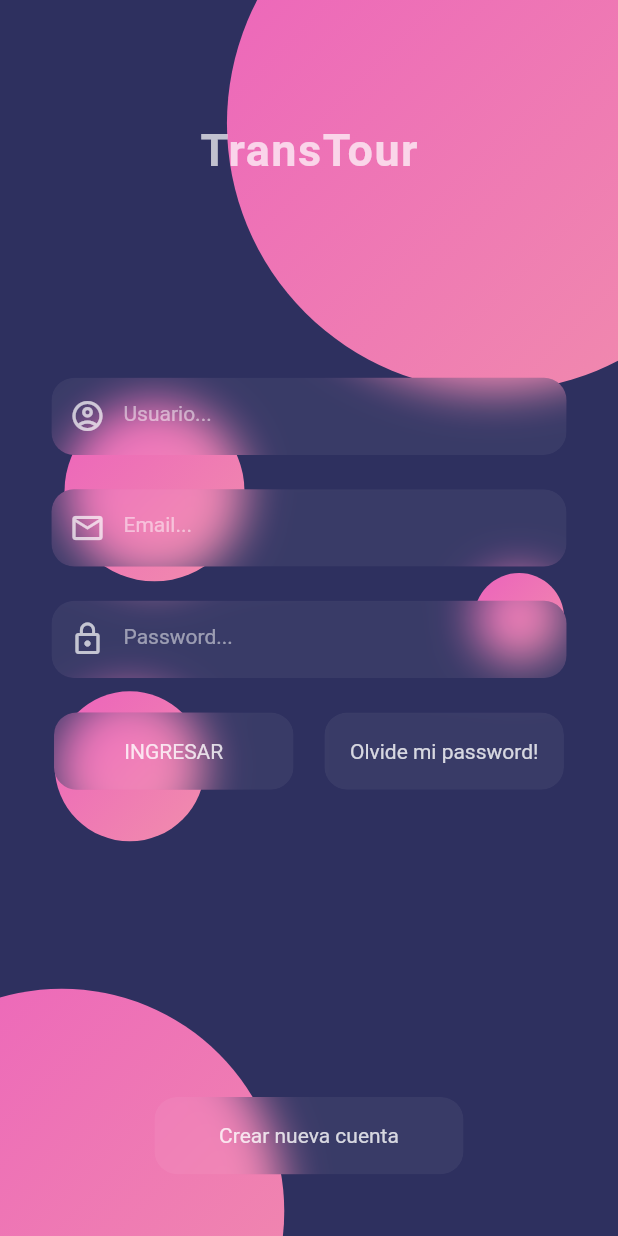
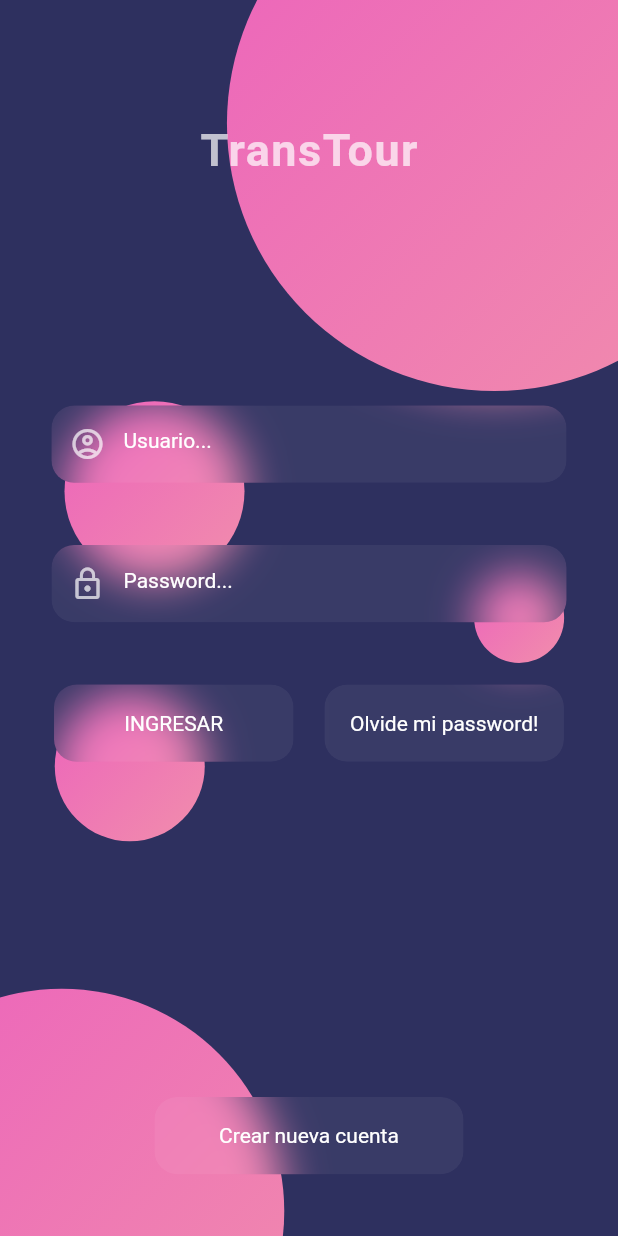
Before and after one commit to LamacloudOrg/transtour_application_flutter, a Flutter app: the screen it shows after launch, on a phone screen of 412 x 824 dp. Run offline on Flutter 3.47's test engine with Material 2 defaults, Android fonts, the phone set to English and light mode, and no system bars; our stand-ins replace fluttertoast.

Commit message:
subo login

```diff
--- a/lib/main.dart
+++ b/lib/main.dart
@@ -1,7 +1,6 @@
 import 'package:flutter/material.dart';
 import 'package:flutter/services.dart';
 import 'package:transtour_application/src/screens/home_screen.dart';
-// import 'package:transtour_application/src/screens/login_copy.dart';
 import 'package:transtour_application/src/screens/login.dart';
 
 void main() {
--- a/lib/src/screens/login.dart
+++ b/lib/src/screens/login.dart
@@ -1,4 +1,5 @@
 import 'package:flutter/material.dart';
+import 'package:provider/provider.dart';
 import 'package:flutter/services.dart';
 import 'dart:async';
 import 'dart:ui';
@@ -162,13 +163,12 @@ class _Login extends State<Login> with TickerProviderStateMixin {
                     ),
                     Expanded(
                       flex: 7,
+                      child: Form(
                         child: Column(
                           mainAxisAlignment: MainAxisAlignment.spaceEvenly,
                           children: [
                             component1(Icons.account_circle_outlined,
                                 'Usuario...', false, false),
-                          component1(
-                              Icons.email_outlined, 'Email...', false, true),
                             component1(
                                 Icons.lock_outline, 'Password...', true, false),
                             Row(
@@ -197,6 +197,7 @@ class _Login extends State<Login> with TickerProviderStateMixin {
                               ],
                             ),
                           ],
+                        ),
                       ),
                     ),
                     Expanded(
@@ -247,7 +248,7 @@ class _Login extends State<Login> with TickerProviderStateMixin {
             color: Colors.white.withOpacity(.05),
             borderRadius: BorderRadius.circular(15),
           ),
-          child: TextField(
+          child: TextFormField(
             style: TextStyle(color: Colors.white.withOpacity(.8)),
             cursorColor: Colors.white,
             obscureText: isPassword,
@@ -261,9 +262,13 @@ class _Login extends State<Login> with TickerProviderStateMixin {
               border: InputBorder.none,
               hintMaxLines: 1,
               hintText: hintText,
-              hintStyle:
-                  TextStyle(fontSize: 14, color: Colors.white.withOpacity(.5)),
+              hintStyle: TextStyle(fontSize: 14, color: Colors.white),
             ),
+            validator: (value) {
+              return (value != null && value.length >= 6)
+                  ? null
+                  : "La Password no es valida";
+            },
           ),
         ),
       ),
@@ -290,7 +295,7 @@ class _Login extends State<Login> with TickerProviderStateMixin {
             ),
             child: Text(
               string,
-              style: TextStyle(color: Colors.white.withOpacity(.8)),
+              style: TextStyle(color: Colors.white),
             ),
           ),
         ),
--- a/lib/src/screens/login_copy.dart
+++ /dev/null
@@ -1,28 +0,0 @@
-import 'package:flutter/material.dart';
-
-class Login extends StatefulWidget {
-  Login({Key? key}) : super(key: key);
-
-  @override
-  _LoginState createState() => _LoginState();
-}
-
-class _LoginState extends State<Login> {
-  @override
-  Widget build(BuildContext context) {
-    return Scaffold(
-      appBar: AppBar(),
-      body: Center(
-          child: Form(
-              child: Column(
-        children: [
-          TextFormField(
-              keyboardType: TextInputType.emailAddress,
-              decoration: InputDecoration(
-                  enabledBorder: UnderlineInputBorder(
-                      borderSide: BorderSide(color: Colors.deepPurpleAccent))))
-        ],
-      ))),
-    );
-  }
-}
```
Also changed, not shown: lib/src/providers/login_form_provider.dart (added, +12 -0 lines), pubspec.yaml (+5 -11 lines), pubspec.lock. Lines whose indentation alone changed are shown as unchanged.
